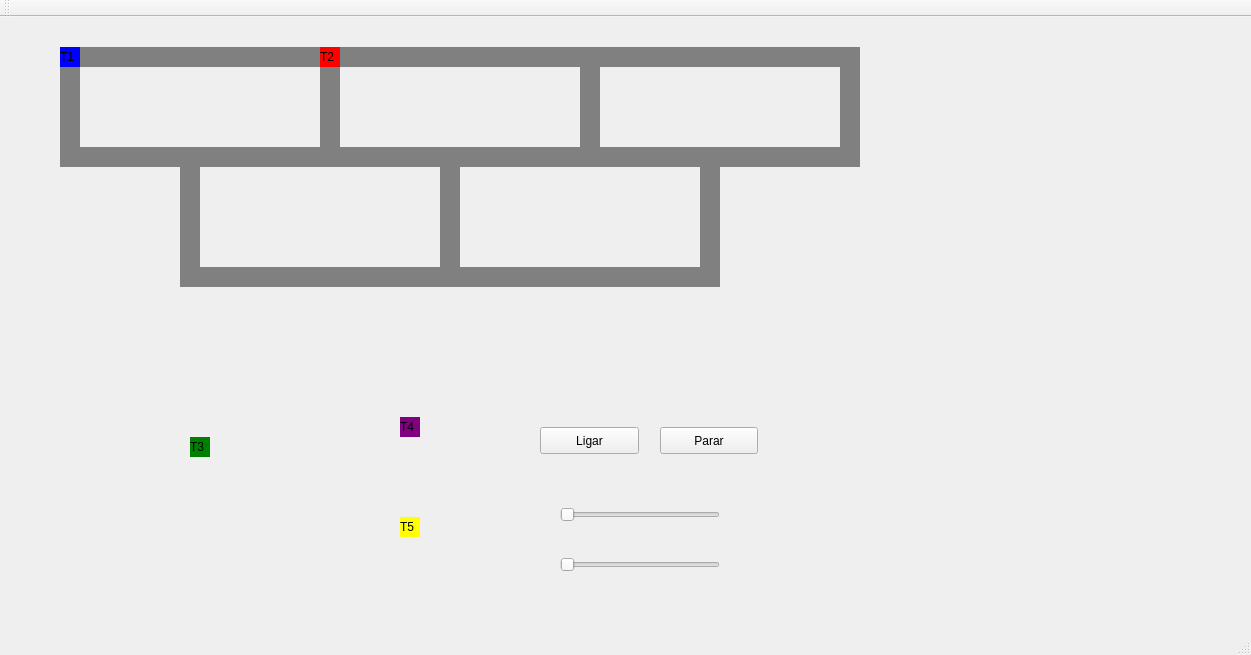
Before: the Qt Designer form mainwindow.ui in italovieira/trem, drawn with Qt 5.
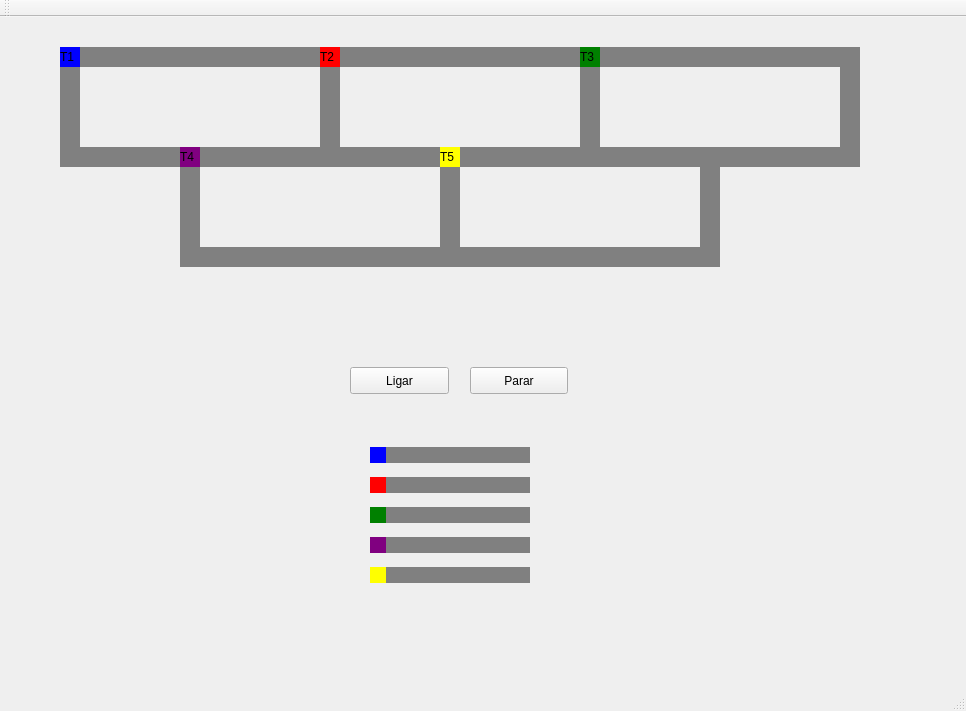
After: the same form once the commit is applied.

The edit to the form file:
```diff
--- a/mainwindow.ui
+++ b/mainwindow.ui
@@ -6,8 +6,8 @@
    <rect>
     <x>0</x>
     <y>0</y>
-    <width>1251</width>
-    <height>655</height>
+    <width>966</width>
+    <height>711</height>
    </rect>
   </property>
   <property name="windowTitle">
@@ -97,8 +97,8 @@
    <widget class="QPushButton" name="pushButton">
     <property name="geometry">
      <rect>
-      <x>540</x>
-      <y>410</y>
+      <x>350</x>
+      <y>350</y>
       <width>99</width>
       <height>27</height>
      </rect>
@@ -110,8 +110,8 @@
    <widget class="QPushButton" name="pushButton_2">
     <property name="geometry">
      <rect>
-      <x>660</x>
-      <y>410</y>
+      <x>470</x>
+      <y>350</y>
       <width>98</width>
       <height>27</height>
      </rect>
@@ -188,12 +188,16 @@
    <widget class="QSlider" name="sliderT1">
     <property name="geometry">
      <rect>
-      <x>560</x>
-      <y>490</y>
+      <x>370</x>
+      <y>430</y>
       <width>160</width>
       <height>16</height>
      </rect>
     </property>
+    <property name="styleSheet">
+     <string notr="true">QSlider::groove:horizontal {background-color:grey}
+QSlider::handle:horizontal {background-color:blue; width: 16px; height: 16px}</string>
+    </property>
     <property name="maximum">
      <number>100</number>
     </property>
@@ -213,12 +217,16 @@
     </property>
     <property name="geometry">
      <rect>
-      <x>560</x>
-      <y>540</y>
+      <x>370</x>
+      <y>460</y>
       <width>160</width>
       <height>16</height>
      </rect>
     </property>
+    <property name="styleSheet">
+     <string notr="true">QSlider::groove:horizontal {background-color:grey}
+QSlider::handle:horizontal {background-color:red; width: 16px; height: 16px}</string>
+    </property>
     <property name="maximum">
      <number>100</number>
     </property>
@@ -238,8 +246,8 @@
    <widget class="QLabel" name="label_trem3">
     <property name="geometry">
      <rect>
-      <x>190</x>
-      <y>420</y>
+      <x>580</x>
+      <y>30</y>
       <width>20</width>
       <height>20</height>
      </rect>
@@ -254,8 +262,8 @@
    <widget class="QLabel" name="label_trem4">
     <property name="geometry">
      <rect>
-      <x>400</x>
-      <y>400</y>
+      <x>180</x>
+      <y>130</y>
       <width>20</width>
       <height>20</height>
      </rect>
@@ -270,8 +278,8 @@
    <widget class="QLabel" name="label_trem5">
     <property name="geometry">
      <rect>
-      <x>400</x>
-      <y>500</y>
+      <x>440</x>
+      <y>130</y>
       <width>20</width>
       <height>20</height>
      </rect>
@@ -335,7 +343,7 @@
     <property name="geometry">
      <rect>
       <x>180</x>
-      <y>150</y>
+      <y>130</y>
       <width>20</width>
       <height>120</height>
      </rect>
@@ -351,7 +359,7 @@
     <property name="geometry">
      <rect>
       <x>700</x>
-      <y>150</y>
+      <y>130</y>
       <width>20</width>
       <height>120</height>
      </rect>
@@ -367,7 +375,7 @@
     <property name="geometry">
      <rect>
       <x>200</x>
-      <y>250</y>
+      <y>230</y>
       <width>240</width>
       <height>20</height>
      </rect>
@@ -383,7 +391,7 @@
     <property name="geometry">
      <rect>
       <x>460</x>
-      <y>250</y>
+      <y>230</y>
       <width>240</width>
       <height>20</height>
      </rect>
@@ -399,7 +407,7 @@
     <property name="geometry">
      <rect>
       <x>440</x>
-      <y>150</y>
+      <y>130</y>
       <width>20</width>
       <height>120</height>
      </rect>
@@ -411,6 +419,108 @@
      <string/>
     </property>
    </widget>
+   <widget class="QSlider" name="sliderT3">
+    <property name="enabled">
+     <bool>true</bool>
+    </property>
+    <property name="geometry">
+     <rect>
+      <x>370</x>
+      <y>490</y>
+      <width>160</width>
+      <height>16</height>
+     </rect>
+    </property>
+    <property name="styleSheet">
+     <string notr="true">QSlider::groove:horizontal {background-color:grey}
+QSlider::handle:horizontal {background-color:green; width: 16px; height: 16px}</string>
+    </property>
+    <property name="maximum">
+     <number>100</number>
+    </property>
+    <property name="value">
+     <number>0</number>
+    </property>
+    <property name="orientation">
+     <enum>Qt::Horizontal</enum>
+    </property>
+    <property name="invertedAppearance">
+     <bool>false</bool>
+    </property>
+    <property name="invertedControls">
+     <bool>false</bool>
+    </property>
+   </widget>
+   <widget class="QSlider" name="sliderT4">
+    <property name="enabled">
+     <bool>true</bool>
+    </property>
+    <property name="geometry">
+     <rect>
+      <x>370</x>
+      <y>520</y>
+      <width>160</width>
+      <height>16</height>
+     </rect>
+    </property>
+    <property name="styleSheet">
+     <string notr="true">QSlider::groove:horizontal {background-color:grey}
+QSlider::handle:horizontal {background-color:purple; width: 16px; height: 16px}</string>
+    </property>
+    <property name="maximum">
+     <number>100</number>
+    </property>
+    <property name="value">
+     <number>0</number>
+    </property>
+    <property name="orientation">
+     <enum>Qt::Horizontal</enum>
+    </property>
+    <property name="invertedAppearance">
+     <bool>false</bool>
+    </property>
+    <property name="invertedControls">
+     <bool>false</bool>
+    </property>
+   </widget>
+   <widget class="QSlider" name="sliderT5">
+    <property name="enabled">
+     <bool>true</bool>
+    </property>
+    <property name="geometry">
+     <rect>
+      <x>370</x>
+      <y>550</y>
+      <width>160</width>
+      <height>16</height>
+     </rect>
+    </property>
+    <property name="styleSheet">
+     <string notr="true">QSlider::groove:horizontal {background-color:grey}
+QSlider::handle:horizontal {background-color:yellow; width: 16px; height: 16px}</string>
+    </property>
+    <property name="maximum">
+     <number>100</number>
+    </property>
+    <property name="value">
+     <number>0</number>
+    </property>
+    <property name="orientation">
+     <enum>Qt::Horizontal</enum>
+    </property>
+    <property name="invertedAppearance">
+     <bool>false</bool>
+    </property>
+    <property name="invertedControls">
+     <bool>false</bool>
+    </property>
+   </widget>
+   <zorder>label_trilho3_2</zorder>
+   <zorder>label_trilho4_2</zorder>
+   <zorder>label_trilho3</zorder>
+   <zorder>label_trilho2</zorder>
+   <zorder>label_trilho4_3</zorder>
+   <zorder>label_trilho4_5</zorder>
    <zorder>label_trilho2_5</zorder>
    <zorder>label_trilho2_4</zorder>
    <zorder>label_trilho3_2</zorder>
```
Left out of the diff: 17 changed lines with no effect on the pictures.
